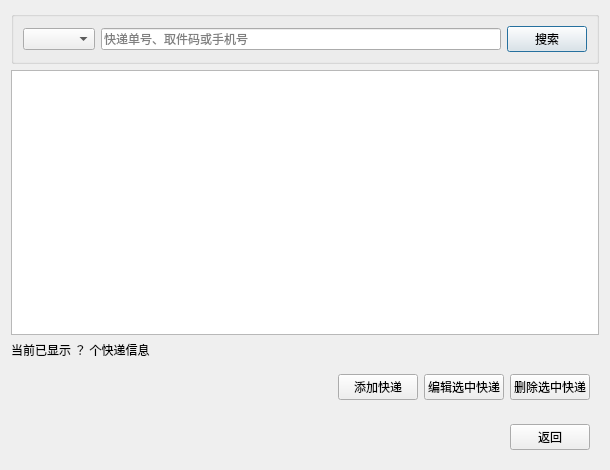
Above: VisualWindows/mainWindows/WaiterExtraWindows/WaiterExpressEditWindow.ui from actredphos2017/ExpressManagementSystem before the change. Below: the same form after it.
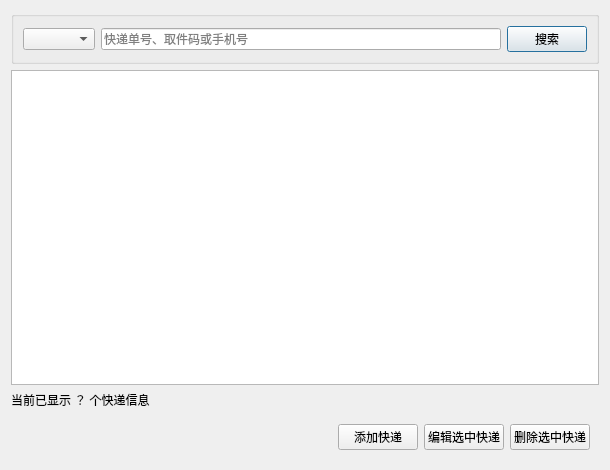
That is the form after the change.

```diff
--- a/VisualWindows/mainWindows/WaiterExtraWindows/WaiterExpressEditWindow.ui
+++ b/VisualWindows/mainWindows/WaiterExtraWindows/WaiterExpressEditWindow.ui
@@ -99,41 +99,6 @@
      </layout>
     </widget>
    </item>
-   <item>
-    <widget class="QGroupBox" name="backBtnGroup">
-     <property name="styleSheet">
-      <string notr="true">QGroupBox{
-	border: outsize;
-	background-color: transparent;
-}</string>
-     </property>
-     <property name="title">
-      <string/>
-     </property>
-     <layout class="QHBoxLayout" name="horizontalLayout_4">
-      <item>
-       <spacer name="horizontalSpacer_2">
-        <property name="orientation">
-         <enum>Qt::Horizontal</enum>
-        </property>
-        <property name="sizeHint" stdset="0">
-         <size>
-          <width>40</width>
-          <height>20</height>
-         </size>
-        </property>
-       </spacer>
-      </item>
-      <item>
-       <widget class="QPushButton" name="comeBackBtn">
-        <property name="text">
-         <string>返回</string>
-        </property>
-       </widget>
-      </item>
-     </layout>
-    </widget>
-   </item>
   </layout>
  </widget>
  <resources/>
```
